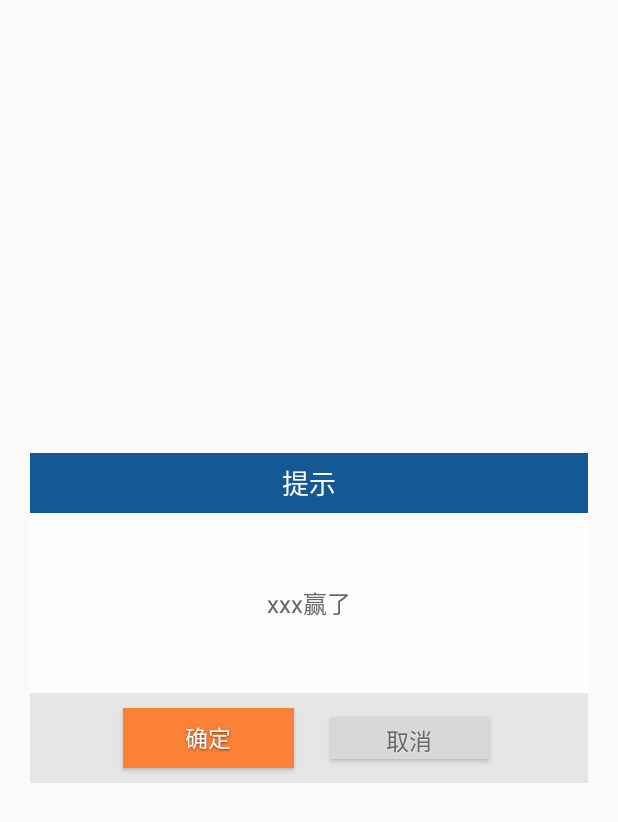
After one commit to JiaShengCao/GameWuZiQi, an Android app: the layout dialog_normal_layout.xml on its own in the app's theme, with its tools: preview values and no code run, on a phone screen of 412 x 824 dp. The commit adds this screen. Shown: the top 822 px of the screen. Run offline under Robolectric (Android 15) with nearby library versions, the phone set to English and light mode, and no system bars.

Commit message:
自定义dialog

```diff
--- a/app/src/main/res/layout/activity_main.xml
+++ b/app/src/main/res/layout/activity_main.xml
@@ -7,6 +7,8 @@
     android:background="@mipmap/bg"
     tools:context="com.wuziqi.cjs.wuziqi.MainActivity">
    <Button
+           android:background="@drawable/bac_circle"
+           android:layout_marginTop="10dp"
            android:id="@+id/restare"
            android:layout_width="60dp"
            android:text="重新开始"
--- /dev/null
+++ b/app/src/main/res/layout/dialog_normal_layout.xml
@@ -0,0 +1,76 @@
+<?xml version="1.0" encoding="utf-8"?>
+<FrameLayout xmlns:android="http://schemas.android.com/apk/res/android"
+             android:layout_width="fill_parent"
+             android:layout_height="fill_parent"
+             android:clickable="true"
+             android:orientation="vertical"
+             android:padding="20.0dip" >
+
+    <LinearLayout
+        android:layout_width="match_parent"
+        android:layout_height="wrap_content"
+        android:layout_gravity="center"
+        android:orientation="vertical" >
+
+        <TextView
+            android:background="#145894"
+            android:id="@+id/title1"
+            style="@style/text_18_ffffff"
+            android:layout_width="fill_parent"
+            android:layout_height="40.0dip"
+            android:gravity="center"
+            android:text="提示"
+            android:visibility="visible" />
+
+        <LinearLayout
+            android:background="#fdfdfe"
+            android:id="@+id/content"
+            android:layout_width="fill_parent"
+            android:layout_height="wrap_content"
+            android:gravity="center" >
+
+
+            <TextView
+                android:text="xxx赢了"
+                android:id="@+id/message"
+                style="@style/text_16_666666"
+                android:layout_width="fill_parent"
+                android:layout_height="wrap_content"
+                android:gravity="center"
+                android:lineSpacingMultiplier="1.5"
+                android:minHeight="120.0dip"
+                android:paddingBottom="15.0dip"
+                android:paddingLeft="20.0dip"
+                android:paddingRight="20.0dip"
+                android:paddingTop="15.0dip" />
+        </LinearLayout>
+
+        <LinearLayout
+            android:background="#e6e6e6"
+            android:layout_width="fill_parent"
+            android:layout_height="60.0dip"
+            android:layout_gravity="bottom"
+            android:gravity="center"
+            android:orientation="horizontal" >
+
+            <Button
+                android:background="#fa8135"
+                android:id="@+id/positiveButton"
+                style="@style/text_15_ffffff_sdw"
+                android:layout_width="114.0dip"
+                android:layout_height="40.0dip"
+                android:gravity="center"
+                android:text="确定" />
+
+            <Button
+                android:id="@+id/negativeButton"
+                style="@style/text_15_666666_sdw"
+                android:layout_width="114.0dip"
+                android:layout_height="40.0dip"
+                android:layout_marginLeft="20.0dip"
+                android:gravity="center"
+                android:text="取消" />
+        </LinearLayout>
+    </LinearLayout>
+
+</FrameLayout>
--- a/app/src/main/res/values/styles.xml
+++ b/app/src/main/res/values/styles.xml
@@ -8,4 +8,50 @@
         <item name="colorAccent">@color/colorAccent</item>
     </style>
 
+
+
+    <style name="AppBaseTheme" parent="android:Theme.Light"></style>
+
+
+    <style name="text_18_ffffff">
+        <item name="android:textSize">18.0dip</item>
+        <item name="android:textColor">#ffffffff</item>
+    </style>
+
+    <style name="text_16_666666">
+        <item name="android:textSize">16.0dip</item>
+        <item name="android:textColor">#ff666666</item>
+    </style>
+
+    <style name="sdw_white">
+        <item name="android:shadowColor">#7fffffff</item>
+        <item name="android:shadowDx">0.0</item>
+        <item name="android:shadowDy">0.65</item>
+        <item name="android:shadowRadius">1.0</item>
+    </style>
+
+    <style name="sdw_79351b">
+        <item name="android:shadowColor">#ff79351b</item>
+        <item name="android:shadowDx">0.0</item>
+        <item name="android:shadowDy">1.0</item>
+        <item name="android:shadowRadius">1.0</item>
+    </style>
+
+    <style name="text_15_ffffff_sdw" parent="@style/sdw_79351b">
+        <item name="android:textSize">15.0dip</item>
+        <item name="android:textColor">#ffffffff</item>
+    </style>
+
+    <style name="text_15_666666_sdw" parent="@style/sdw_white">
+        <item name="android:textSize">15.0dip</item>
+        <item name="android:textColor">#ff666666</item>
+    </style>
+
+    <style name="Dialog" parent="android:style/Theme.Dialog">
+        <item name="android:background">#00000000</item>
+        <item name="android:windowBackground">@android:color/transparent</item>
+        <item name="android:windowNoTitle">true</item>
+        <item name="android:windowIsFloating">true</item>
+    </style>
+
 </resources>
--- /dev/null
+++ b/settings.gradle
@@ -0,0 +1 @@
+include ':app'
```
Also changed, not shown: app/src/main/java/com/wuziqi/cjs/wuziqi/MyDialog.java (added, +141 -0 lines), app/src/main/java/com/wuziqi/cjs/wuziqi/Wuziqipanel.java (+19 -0 lines), app/src/main/res/drawable/bac_circle.xml (added, +34 -0 lines), build.gradle (added, +23 -0 lines), gradle.properties (added, +18 -0 lines), gradle/wrapper/gradle-wrapper.properties (added), 4 other files.
